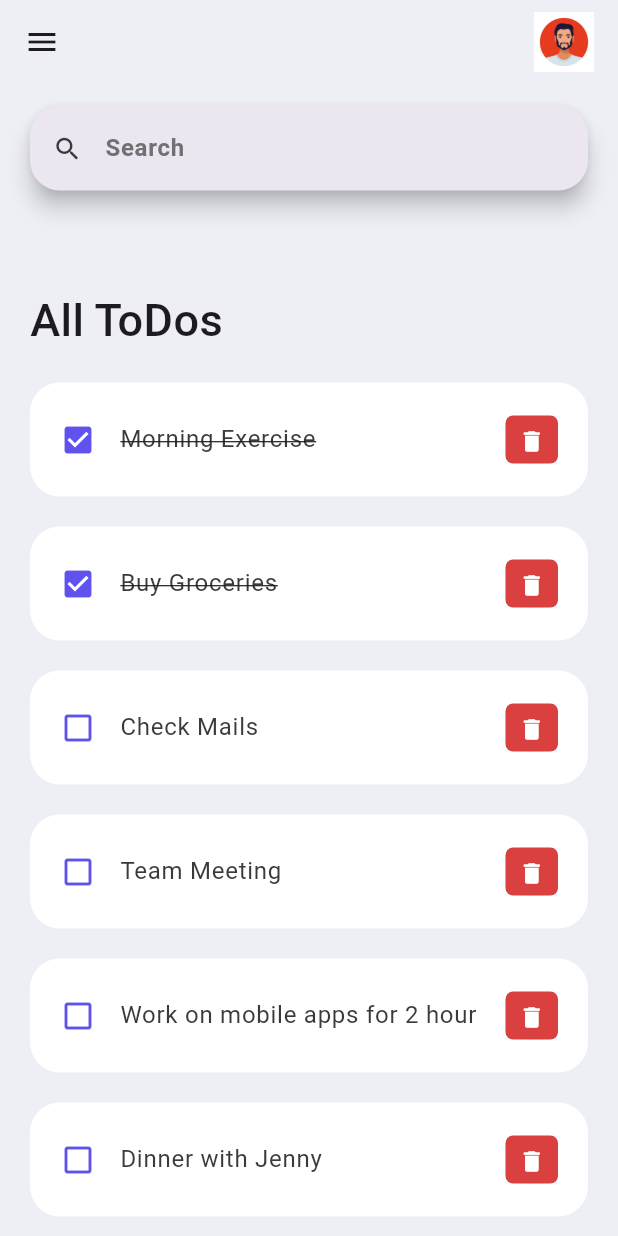
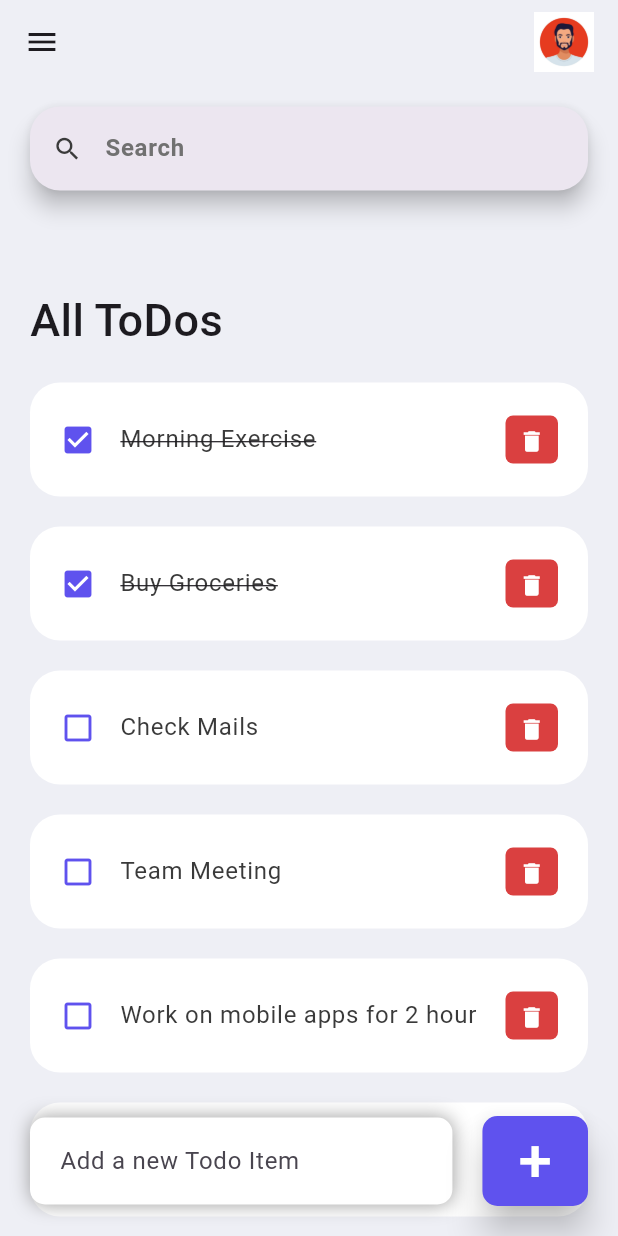
Before and after one commit to bahasorkun/To-Do-List-app-with-Flutter, a Flutter app: the screen it shows after launch, on a phone screen of 412 x 824 dp. Run offline on Flutter 3.47's test engine with Material 3 defaults, Android fonts, the phone set to English and light mode, and no system bars.

Commit message:
Update home.dart
-"home.dart" : Yeni todo ekleme textfieldi olusturuldu ve + butonu eklendi

```diff
--- a/todo_list_app/lib/screens/home.dart
+++ b/todo_list_app/lib/screens/home.dart
@@ -13,26 +13,88 @@ class Home extends StatelessWidget {
     return Scaffold(
       backgroundColor: tdBGColor,
       appBar: _buildAppBar(),
-      body: Column(
+      body: Stack(
+        children: [
+          Column(
             children: [
               _searchBox(),
               Expanded(
                 child: ListView(
                   children: [
                     Container(
-                  padding:
-                      const EdgeInsets.symmetric(horizontal: 20, vertical: 0),
+                      padding: const EdgeInsets.symmetric(
+                          horizontal: 20, vertical: 0),
                       margin: const EdgeInsets.only(
                         top: 50,
                         bottom: 20,
                       ),
                       child: const Text(
                         "All ToDos",
-                    style: TextStyle(fontSize: 30, fontWeight: FontWeight.w500),
+                        style: TextStyle(
+                            fontSize: 30, fontWeight: FontWeight.w500),
                       ),
                     ),
-                for(ToDo todoo in todosList)
-                 TodoItem(todo: todoo,),
+                    for (ToDo todoo in todosList)
+                      TodoItem(
+                        todo: todoo,
+                      ),
+                  ],
+                ),
+              )
+            ],
+          ),
+          Align(
+            alignment: Alignment.bottomCenter,
+            child: Row(
+              children: [
+                Expanded(
+                  child: Container(
+                    margin: const EdgeInsets.only(
+                      bottom: 20,
+                      right: 20,
+                      left: 20,
+                    ),
+                    padding:
+                        const EdgeInsets.symmetric(horizontal: 20, vertical: 5),
+                    decoration: BoxDecoration(
+                      color: Colors.white,
+                      boxShadow: const [
+                        BoxShadow(
+                            color: Colors.grey,
+                            offset: Offset(0.0, 0.0),
+                            blurRadius: 10.0,
+                            spreadRadius: 0.0),
+                      ],
+                      borderRadius: BorderRadius.circular(10),
+                    ),
+                    child: const TextField(
+                      decoration: InputDecoration(
+                          hintText: "Add a new Todo Item",
+                          border: InputBorder.none),
+                    ),
+                  ),
+                ),
+                Container(
+                  margin: const EdgeInsets.only(bottom: 20, right: 20),
+                  child: ElevatedButton(
+                    onPressed: () {},
+                    style: ElevatedButton.styleFrom(
+                      backgroundColor: tdBlue,
+                      minimumSize: const Size(60, 60),
+                      elevation: 10,
+                      shape: RoundedRectangleBorder(
+                        borderRadius: BorderRadius.circular(10),
+                      ),
+                    ),
+                    child: const Text(
+                      "+",
+                      style: TextStyle(
+                        fontSize: 40,
+                        color: Colors.white,
+                      ),
+                    ),
+                  ),
+                ),
               ],
             ),
           )
```
Lines whose indentation alone changed are shown as unchanged.
